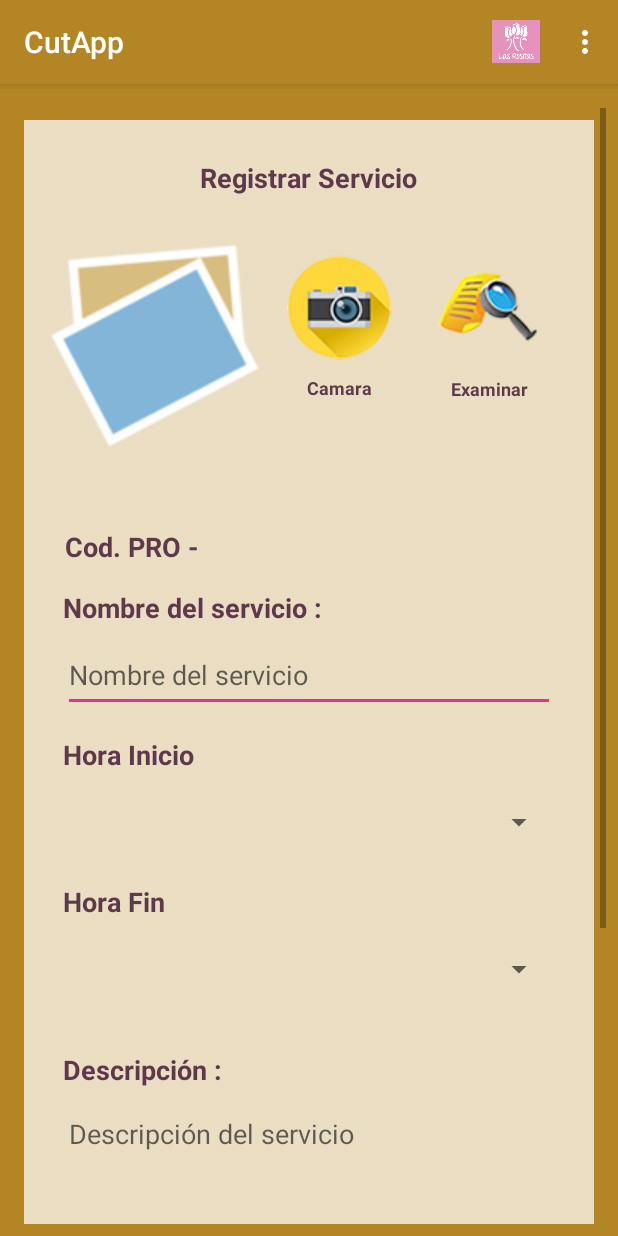
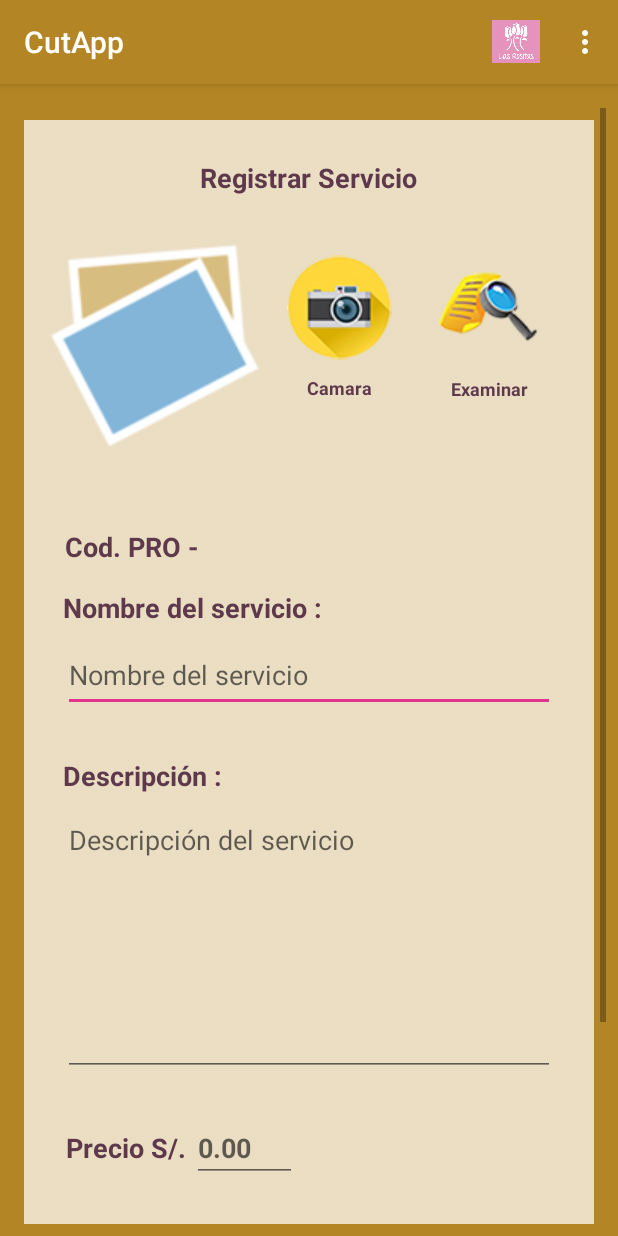
Before and after one commit to dnatividadlecca/TP1, an Android app: the RegistrarServicioActivity screen opened directly, with no data from a screen before it, on a phone screen of 412 x 824 dp. Run offline under Robolectric (Android 15) with nearby library versions, the phone set to English and light mode, and no system bars.

Commit message:
Registro Servicios
Pendiente modificar servicio para que el campo acepte fotos(en string)

```diff
--- a/CutApp/app/src/main/java/com/dnatividad/cutapp/MisServiciosActivity.java
+++ b/CutApp/app/src/main/java/com/dnatividad/cutapp/MisServiciosActivity.java
@@ -38,7 +38,7 @@ public class MisServiciosActivity extends AppCompatActivity {
     @Override
     protected void onCreate(Bundle savedInstanceState) {
         super.onCreate(savedInstanceState);
-        setContentView(R.layout.activity_mis_productos);
+        setContentView(R.layout.activity_mis_servicios);
         //cargar();
         CargarCatalogo();
     }
@@ -80,9 +80,9 @@ public class MisServiciosActivity extends AppCompatActivity {
 
         return true;
     }
+
     //cargar modelo antiguo no esta en uso por ahora
     public void cargar(){
-
 
         OkHttpClient client = new OkHttpClient();
 
--- a/CutApp/app/src/main/java/com/dnatividad/cutapp/RegistrarUsuarioActivity.java
+++ b/CutApp/app/src/main/java/com/dnatividad/cutapp/RegistrarUsuarioActivity.java
@@ -36,6 +36,7 @@ public class RegistrarUsuarioActivity extends AppCompatActivity {
     }
 
     private void setUrlOrigin() {
+        //urlOrigin = getString(R.string.urlOrigin);
         urlOrigin = getString(R.string.urlOrigin);
     }
 
--- a/CutApp/app/src/main/res/layout/activity_registrar_producto.xml
+++ b/CutApp/app/src/main/res/layout/activity_registrar_servicio.xml
@@ -206,14 +206,14 @@
                 app:layout_constraintTop_toBottomOf="@+id/reg_prod_etiq_txt_cod" />
 
             <EditText
-                android:id="@+id/reg_prod_etiq_txt_titulo"
+                android:id="@+id/reg_nombreServicio"
                 android:layout_width="match_parent"
                 android:layout_height="49dp"
+                android:layout_marginEnd="16dp"
+                android:layout_marginLeft="16dp"
+                android:layout_marginRight="16dp"
                 android:layout_marginStart="16dp"
-                android:layout_marginLeft="16dp"
                 android:layout_marginTop="8dp"
-                android:layout_marginEnd="16dp"
-                android:layout_marginRight="16dp"
                 android:hint="@string/reg_prod_txt_titulo"
                 android:inputType="textPersonName"
                 android:maxLength="35"
@@ -221,54 +221,6 @@
                 app:layout_constraintEnd_toEndOf="parent"
                 app:layout_constraintStart_toStartOf="parent"
                 app:layout_constraintTop_toBottomOf="@+id/reg_prod_etiq_lbl_titulo" />
-
-            <TextView
-                android:id="@+id/horarioInicio"
-                android:layout_width="wrap_content"
-                android:layout_height="wrap_content"
-                android:layout_marginStart="16dp"
-                android:layout_marginLeft="16dp"
-                android:layout_marginTop="16dp"
-                android:text="Hora Inicio"
-                android:textColor="#5E394C"
-                android:textSize="18sp"
-                android:textStyle="bold"/>
-
-            <Spinner
-                android:id="@+id/sp_horaInicio"
-                android:layout_width="match_parent"
-                android:layout_height="49dp"
-                android:layout_marginStart="16dp"
-                android:layout_marginLeft="16dp"
-                android:layout_marginTop="8dp"
-                android:layout_marginEnd="16dp"
-                android:layout_marginRight="16dp"
-                app:layout_constraintEnd_toEndOf="parent"
-                app:layout_constraintStart_toStartOf="parent" />
-
-            <TextView
-                android:id="@+id/horarioFin"
-                android:layout_width="wrap_content"
-                android:layout_height="wrap_content"
-                android:layout_marginStart="16dp"
-                android:layout_marginLeft="16dp"
-                android:layout_marginTop="16dp"
-                android:text="Hora Fin"
-                android:textColor="#5E394C"
-                android:textSize="18sp"
-                android:textStyle="bold"/>
-
-            <Spinner
-                android:id="@+id/sp_horaFin"
-                android:layout_width="match_parent"
-                android:layout_height="49dp"
-                android:layout_marginStart="16dp"
-                android:layout_marginLeft="16dp"
-                android:layout_marginTop="8dp"
-                android:layout_marginEnd="16dp"
-                android:layout_marginRight="16dp"
-                app:layout_constraintEnd_toEndOf="parent"
-                app:layout_constraintStart_toStartOf="parent"/>
 
             <TextView
                 android:id="@+id/reg_prod_etiq_lbl_descripcion"
@@ -282,21 +234,21 @@
                 android:textSize="18sp"
                 android:textStyle="bold"
                 app:layout_constraintStart_toStartOf="parent"
-                app:layout_constraintTop_toBottomOf="@+id/reg_prod_etiq_txt_titulo" />
+                app:layout_constraintTop_toBottomOf="@+id/reg_nombreServicio" />
 
             <EditText
-                android:id="@+id/reg_prod_etiq_txt_descripcion"
+                android:id="@+id/reg_descripcionServicio"
                 android:layout_width="match_parent"
                 android:layout_height="180dp"
+                android:layout_marginEnd="16dp"
+                android:layout_marginLeft="16dp"
+                android:layout_marginRight="16dp"
                 android:layout_marginStart="16dp"
-                android:layout_marginLeft="16dp"
                 android:layout_marginTop="8dp"
-                android:layout_marginEnd="16dp"
-                android:layout_marginRight="16dp"
                 android:gravity="top"
-                android:maxLength="250"
                 android:hint="@string/reg_prod_txt_descripcion"
                 android:inputType="textMultiLine|textPersonName"
+                android:maxLength="250"
                 android:textAllCaps="false"
                 android:textColor="#070113"
                 app:layout_constraintEnd_toEndOf="parent"
@@ -319,10 +271,10 @@
                     android:textSize="18sp"
                     android:textStyle="bold"
                     app:layout_constraintStart_toStartOf="parent"
-                    app:layout_constraintTop_toBottomOf="@+id/reg_prod_etiq_txt_descripcion" />
+                    app:layout_constraintTop_toBottomOf="@+id/reg_descripcionServicio" />
 
                 <EditText
-                    android:id="@+id/reg_prod_etiq_txt_precio"
+                    android:id="@+id/reg_costoServicio"
                     android:layout_width="70dp"
                     android:layout_height="wrap_content"
                     android:layout_marginLeft="4dp"
@@ -357,7 +309,7 @@
                 app:layout_constraintEnd_toEndOf="parent"
                 app:layout_constraintHorizontal_bias="0.0"
                 app:layout_constraintStart_toStartOf="parent"
-                app:layout_constraintTop_toBottomOf="@+id/reg_prod_etiq_txt_precio" />
+                app:layout_constraintTop_toBottomOf="@+id/reg_costoServicio" />
 
 
         </LinearLayout>
--- a/CutApp/app/src/main/res/values/strings.xml
+++ b/CutApp/app/src/main/res/values/strings.xml
@@ -91,7 +91,7 @@
     <!--Mispedidos -->
     <string name="Pedidos">Mis Pedidos</string>
     <!--Misproductos -->
-    <string name="Productos">Mis Productos</string>
+    <string name="Servicios">Mis Servicios</string>
     <!--Misproductos -->
     <string name="Reporte">Reporte de Mis Pedidos</string>
     <!--Nosotros-->
@@ -170,5 +170,5 @@
     <!-- titulo fato -->
     <string name="lbl_Fotografia">Envíanos una fotografía del módelo de la torta que desearías para tu ser querido.. Nosotros con gusto te la diseñamos.</string>
 
-    <string name="urlOrigin">http://10.0.2.2:8080/</string>
+    <string name="urlOrigin">http://10.0.2.2:8080</string>
 </resources>
```
Also changed, not shown: CutApp/app/src/main/java/com/dnatividad/cutapp/RegistrarServicioActivity.java (+107 -157 lines), CutApp/app/src/main/res/layout/activity_mis_servicios.xml (renamed from CutApp/app/src/main/res/layout/activity_mis_productos.xml, +3 -5 lines).
